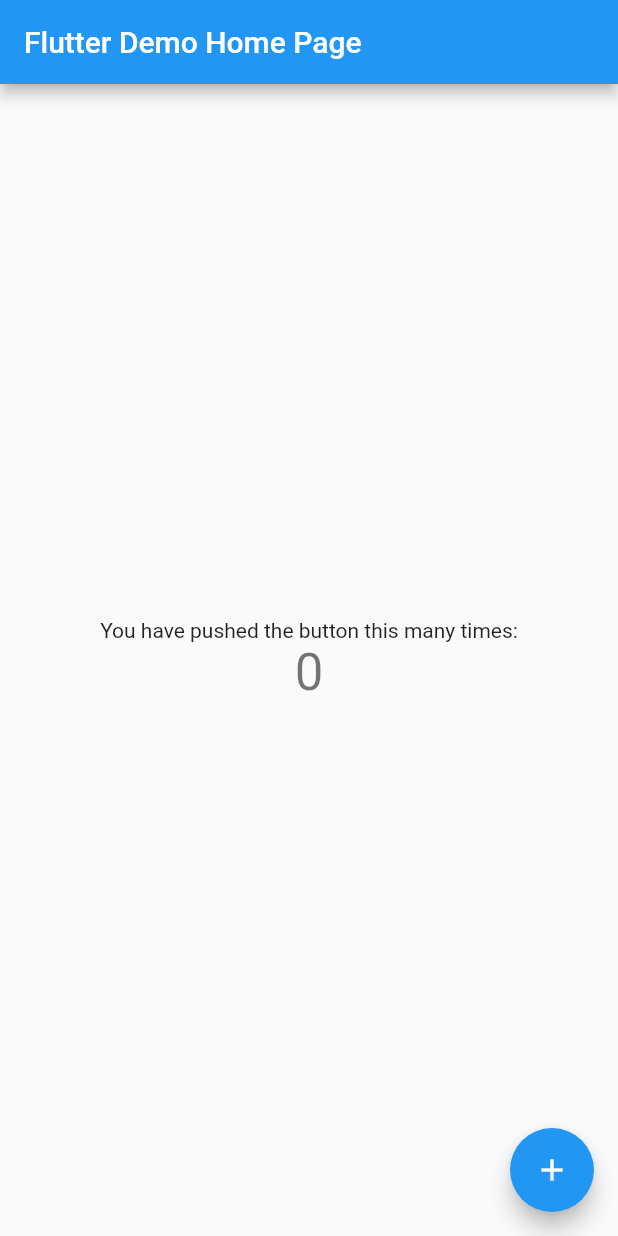
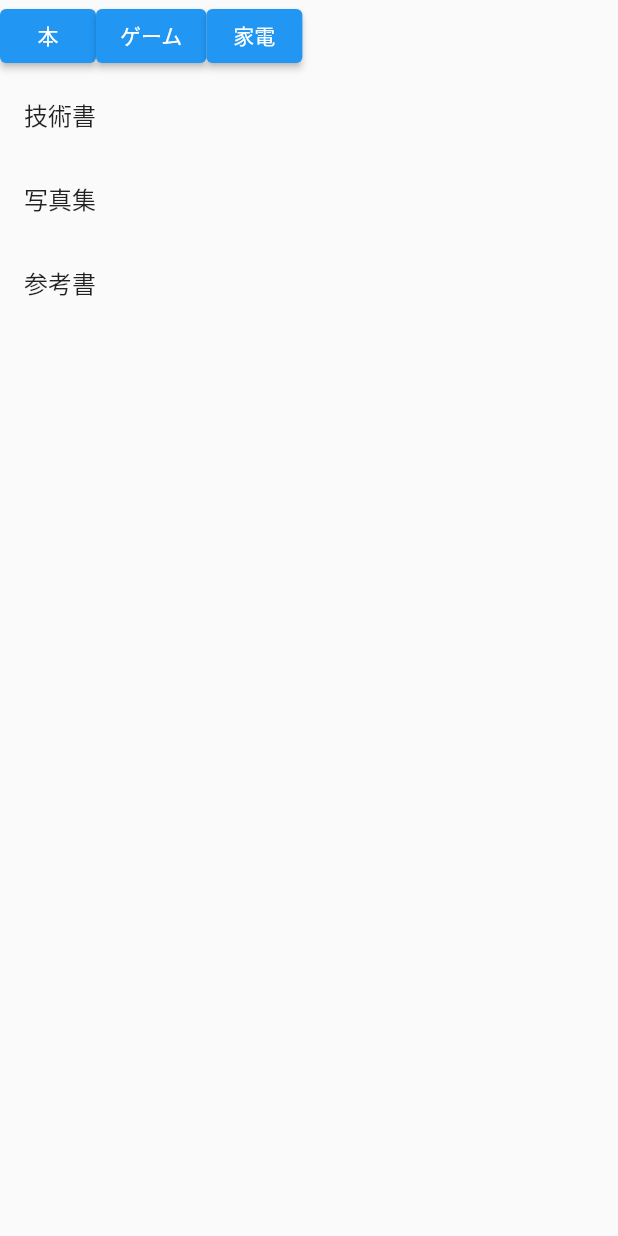
Before and after one commit to SUGYKEN/flutter_mixproovider, a Flutter app: the screen it shows after launch, on a phone screen of 412 x 824 dp. Run offline on Flutter 3.47's test engine with Material 2 defaults, Android fonts, the phone set to English and light mode, and no system bars; our stand-ins replace flutter_riverpod.

Commit message:
provider and stateprovider

```diff
--- a/lib/main.dart
+++ b/lib/main.dart
@@ -1,7 +1,10 @@
 import 'package:flutter/material.dart';
+import 'package:flutter_app_riverpod/mywidget.dart';
+import 'package:flutter_riverpod/flutter_riverpod.dart';
 
 void main() {
-  runApp(MyApp());
+  runApp(
+      ProviderScope(child: MyApp()));
 }
 
 class MyApp extends StatelessWidget {
@@ -22,7 +25,7 @@ class MyApp extends StatelessWidget {
         // is not restarted.
         primarySwatch: Colors.blue,
       ),
-      home: MyHomePage(title: 'Flutter Demo Home Page'),
+      home: MyWidget(),
     );
   }
 }
--- /dev/null
+++ b/lib/mywidget.dart
@@ -0,0 +1,35 @@
+import 'package:flutter/material.dart';
+import 'package:flutter_riverpod/flutter_riverpod.dart';
+import 'Providers.dart';
+
+// ConsumerWidget
+class MyWidget extends ConsumerWidget {
+  @override
+  Widget build(BuildContext context, WidgetRef ref) {
+    // 商品リストをウォッチ！
+    final List<String> itemList = ref.watch(itemListProvider);
+    return SafeArea(
+      child: Scaffold(
+        body: Column(
+          children: [
+            Row(
+              children: [
+                for (final category in ['本', 'ゲーム', '家電'])
+                  ElevatedButton(
+                      onPressed: () {
+                        // 選択された商品カテゴリで更新
+                        ref.read(categoryProvider.state).state = category;
+                      },
+                      child: Text(category))
+              ],
+            ),
+            for (final item in itemList)
+              ListTile (
+                title: Text(item)
+              ),
+          ],
+        ),
+      ),
+    );
+  }
+}
--- /dev/null
+++ b/lib/providers.dart
@@ -0,0 +1,23 @@
+import 'package:flutter_riverpod/flutter_riverpod.dart';
+
+// 商品カテゴリを渡すProvider
+final StateProvider<String> categoryProvider = StateProvider(
+    (ref) {
+      return '本';
+    }
+);
+
+// 商品カテゴリをもとに商品リストを渡すProvider
+final Provider<List<String>> itemListProvider = Provider(
+    (ref) {
+      // ref.watch()で他のProviderのデータを受け取れる
+      final category = ref.watch(categoryProvider);
+      // 商品カテゴリに対応する商品リストを返す
+      final categoryMap = {
+        '本': <String>['技術書','写真集','参考書'],
+        'ゲーム': <String>['PS5ソフトA','PS5ソフトB','PS5ソフトC'],
+        '家電': <String>['電子レンジ','冷蔵庫','洗濯機'],
+      };
+      return categoryMap[category] ?? <String>[];
+    }
+);
--- a/pubspec.yaml
+++ b/pubspec.yaml
@@ -31,6 +31,7 @@ dependencies:
   cupertino_icons: ^1.0.2
 
   flutter_riverpod: ^1.0.0
+  provider:
 
 dev_dependencies:
   flutter_test:
```
Also changed, not shown: pubspec.lock, 1 other file.
